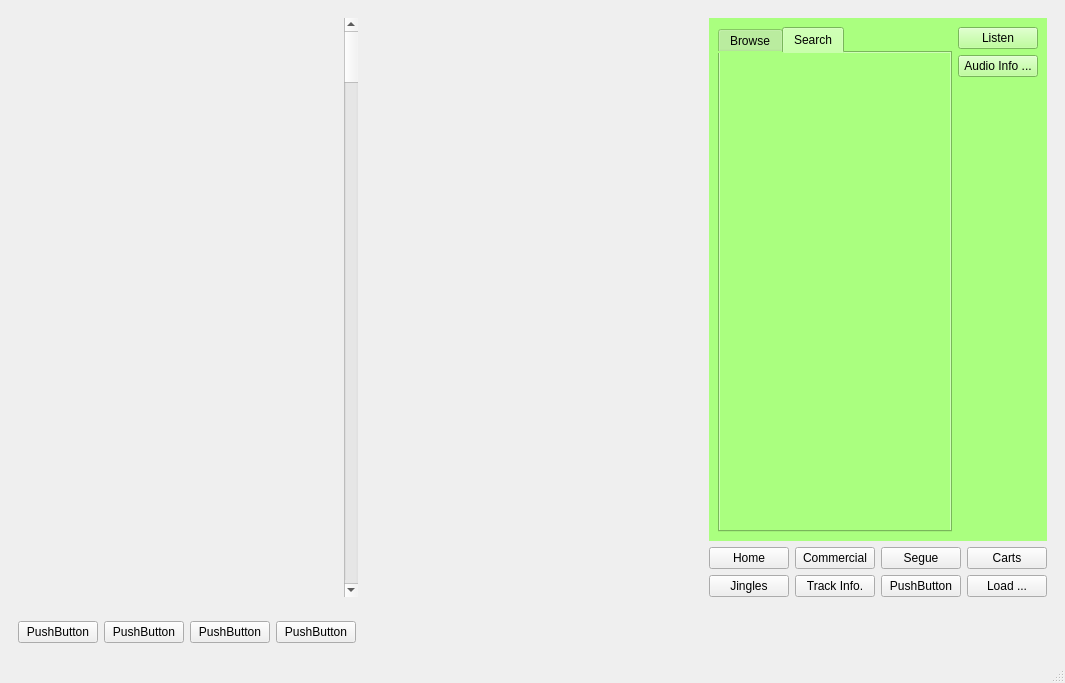
The window that rave/OATS/mainwindow.ui (pgathogo/raven) describes before a commit, drawn with Qt 5.
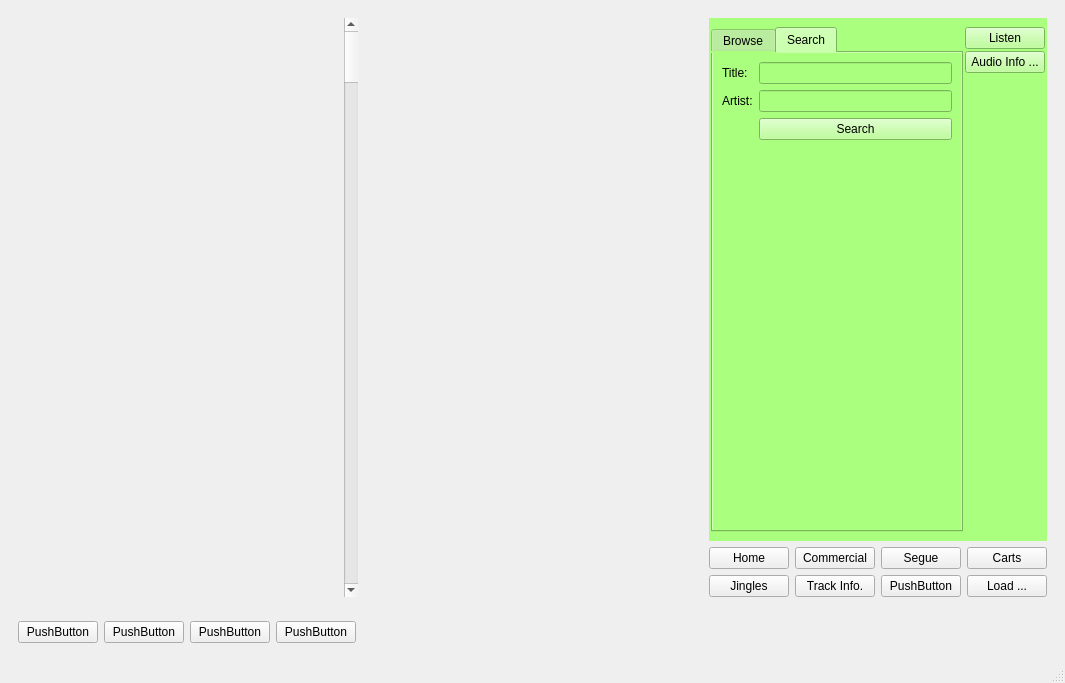
The same window after the commit. The open tabs and pages were chosen to show the change.

Patch:
```diff
--- a/rave/OATS/mainwindow.ui
+++ b/rave/OATS/mainwindow.ui
@@ -125,11 +125,18 @@
                <widget class="QWidget" name="pgTrackInfo"/>
                <widget class="QWidget" name="page"/>
                <widget class="QWidget" name="pgLoad">
-                <layout class="QVBoxLayout" name="verticalLayout_8">
-                 <item>
-                  <layout class="QHBoxLayout" name="horizontalLayout_3">
-                   <item>
                     <layout class="QVBoxLayout" name="verticalLayout_5">
+                 <property name="spacing">
+                  <number>2</number>
+                 </property>
+                 <property name="leftMargin">
+                  <number>2</number>
+                 </property>
+                 <property name="rightMargin">
+                  <number>2</number>
+                 </property>
+                 <item>
+                  <layout class="QHBoxLayout" name="hlAudioLib">
                      <item>
                       <widget class="QTabWidget" name="twLoad">
                        <property name="currentIndex">
@@ -149,13 +156,54 @@
                         <attribute name="title">
                          <string>Search</string>
                         </attribute>
-                       </widget>
-                      </widget>
-                     </item>
+                      <layout class="QVBoxLayout" name="verticalLayout_8">
+                       <item>
+                        <layout class="QGridLayout" name="gridLayout">
+                         <item row="0" column="0">
+                          <widget class="QLabel" name="label_3">
+                           <property name="text">
+                            <string>Title:</string>
+                           </property>
+                          </widget>
+                         </item>
+                         <item row="0" column="1">
+                          <widget class="QLineEdit" name="edtTitle"/>
+                         </item>
+                         <item row="1" column="0">
+                          <widget class="QLabel" name="label_4">
+                           <property name="text">
+                            <string>Artist:</string>
+                           </property>
+                          </widget>
+                         </item>
+                         <item row="1" column="1">
+                          <widget class="QLineEdit" name="edtArtist"/>
+                         </item>
+                         <item row="2" column="1">
+                          <widget class="QPushButton" name="btnSearch">
+                           <property name="text">
+                            <string>Search</string>
+                           </property>
+                          </widget>
+                         </item>
+                        </layout>
+                       </item>
                      <item>
-                      <layout class="QVBoxLayout" name="vlTracks"/>
-                     </item>
-                    </layout>
+                        <spacer name="verticalSpacer_2">
+                         <property name="orientation">
+                          <enum>Qt::Vertical</enum>
+                         </property>
+                         <property name="sizeHint" stdset="0">
+                          <size>
+                           <width>20</width>
+                           <height>329</height>
+                          </size>
+                         </property>
+                        </spacer>
+                       </item>
+                      </layout>
+                     </widget>
+                    </widget>
                    </item>
                    <item>
                     <layout class="QVBoxLayout" name="vlAudioInfo">
```
Left out of the diff: 9 changed lines with no effect on the pictures. Lines whose indentation alone changed are shown as unchanged.
